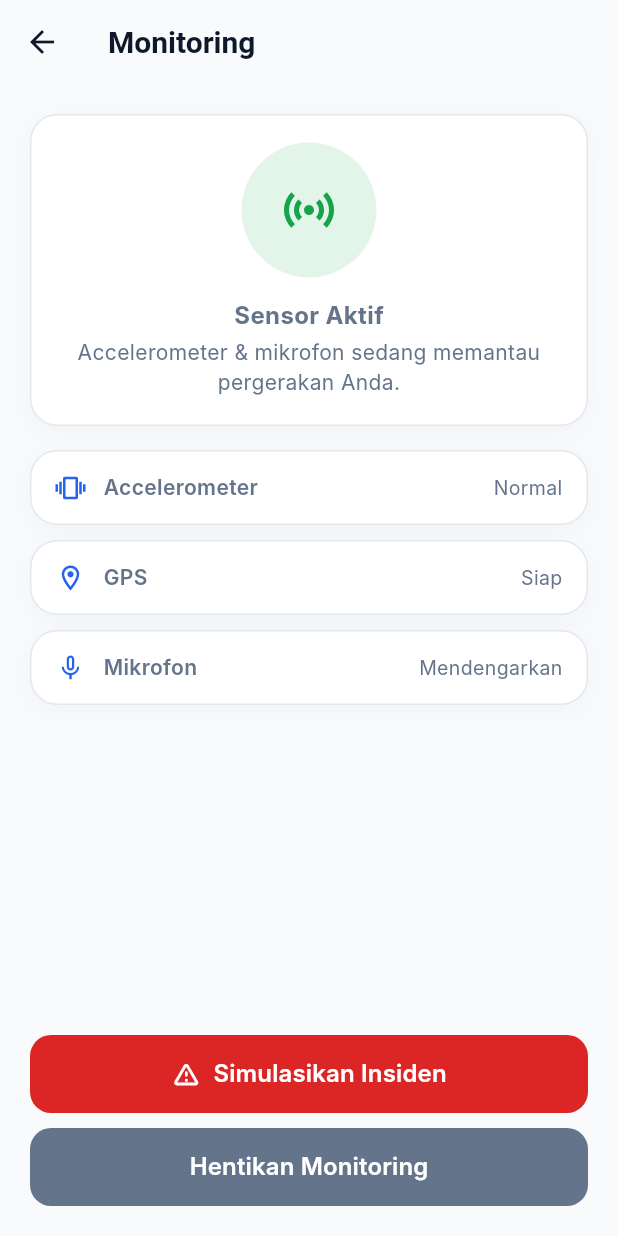
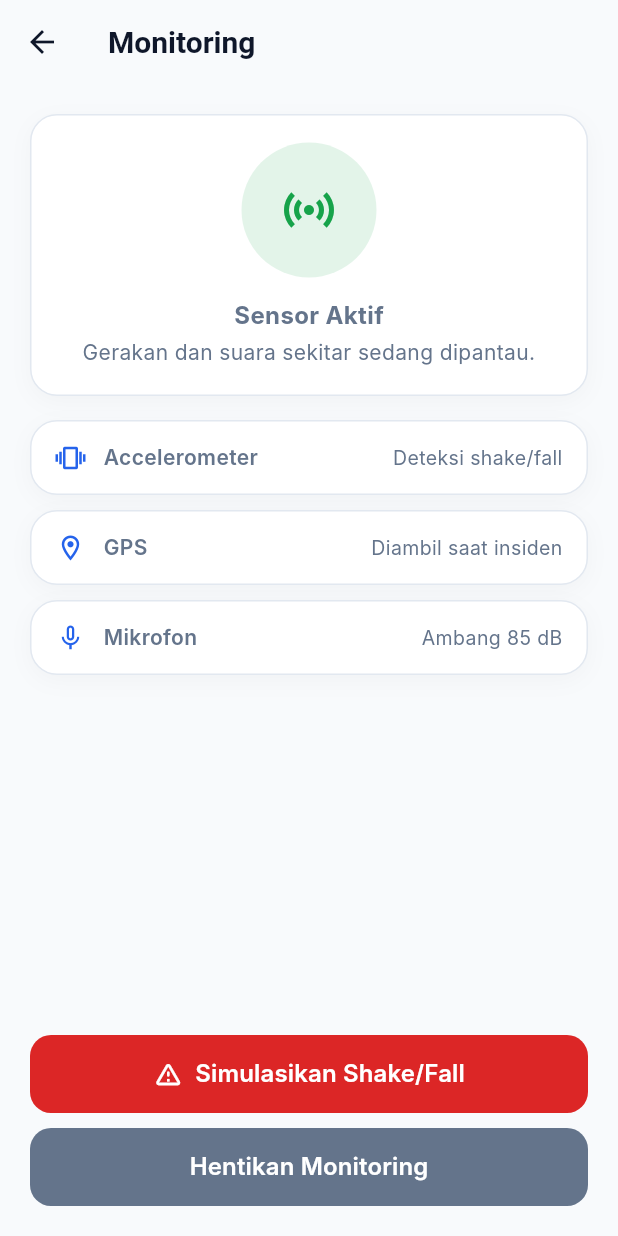
Before and after one commit to Jonatan345/Personal-Safety-SOS-Companion, a Flutter app: the screen it shows after launch, after a tap on "Mulai Monitoring", on a phone screen of 412 x 824 dp. Run offline on Flutter 3.47's test engine with Material 3 defaults, Android fonts, the phone set to English and light mode, and no system bars; our stand-ins replace flutter_local_notifications, flutter_riverpod, geolocator, hive, hive_flutter, permission_handler and 1 more; missing offline and left inert: noise_meter; accounts and stored records are empty; Roboto replaces fonts that are missing (Inter).

Commit message:
feat: complete P7 MVP safety monitoring flow

```diff
--- a/lib/main.dart
+++ b/lib/main.dart
@@ -3,7 +3,9 @@ import 'package:flutter_riverpod/flutter_riverpod.dart';
 import 'package:hive_flutter/hive_flutter.dart';
 
 import 'repositories/emergency_contact_repository.dart';
+import 'repositories/incident_repository.dart';
 import 'routes/app_routes.dart';
+import 'services/alert_service.dart';
 import 'theme/app_theme.dart';
 
 Future<void> main() async {
@@ -12,6 +14,8 @@ Future<void> main() async {
   await Hive.initFlutter();
 
   await Hive.openBox<String>(HiveEmergencyContactRepository.boxName);
+  await Hive.openBox<String>(IncidentRepository.boxName);
+  await AlertService.instance.initialise();
   runApp(const ProviderScope(child: SosCompanionApp()));
 }
 
--- a/lib/notifiers/incident_notifier.dart
+++ b/lib/notifiers/incident_notifier.dart
@@ -96,7 +96,7 @@ final incidentApiProvider = Provider<IncidentApi>((ref) {
 });
 
 final incidentRepositoryProvider = Provider<IncidentRepository>((ref) {
-  return IncidentRepository(ref.watch(incidentApiProvider));
+  return IncidentRepository();
 });
 
 final incidentNotifierProvider =
--- a/lib/screens/monitoring_screen.dart
+++ b/lib/screens/monitoring_screen.dart
@@ -1,122 +1,65 @@
 import 'package:flutter/material.dart';
+
+import '../services/monitoring_service.dart';
+import '../services/permission_service.dart';
 import '../theme/app_theme.dart';
+import '../widgets/app_card.dart';
 import '../widgets/primary_button.dart';
-import '../widgets/app_card.dart';
 
 class MonitoringScreen extends StatefulWidget {
   const MonitoringScreen({super.key});
-
   @override
   State<MonitoringScreen> createState() => _MonitoringScreenState();
 }
 
 class _MonitoringScreenState extends State<MonitoringScreen> {
-  bool isActive = true;
+  final _permissions = PermissionService();
+  MonitoringService? _monitoring;
+  bool _loading = true;
+  String? _error;
 
   @override
-  Widget build(BuildContext context) {
-    return Scaffold(
-      appBar: AppBar(title: const Text('Monitoring')),
-      body: SafeArea(
-        child: Padding(
-          padding: const EdgeInsets.all(20),
-          child: Column(
-            children: [
-              AppCard(
-                child: Column(
-                  children: [
-                    Container(
-                      width: 90,
-                      height: 90,
-                      decoration: BoxDecoration(
-                        color: isActive
-                            ? AppColors.success.withValues(alpha: 0.12)
-                            : AppColors.border,
-                        shape: BoxShape.circle,
-                      ),
-                      child: Icon(
-                        Icons.sensors,
-                        size: 40,
-                        color: isActive
-                            ? AppColors.success
-                            : AppColors.textSecondary,
-                      ),
-                    ),
-                    const SizedBox(height: 14),
-                    Text(
-                      isActive ? 'Sensor Aktif' : 'Sensor Nonaktif',
-                      style: const TextStyle(
-                          fontWeight: FontWeight.w700, fontSize: 16),
-                    ),
-                    const SizedBox(height: 4),
-                    const Text(
-                      'Accelerometer & mikrofon sedang memantau pergerakan Anda.',
-                      textAlign: TextAlign.center,
-                      style: TextStyle(color: AppColors.textSecondary),
-                    ),
-                  ],
-                ),
-              ),
-              const SizedBox(height: 16),
-              const _SensorRow(
-                  label: 'Accelerometer',
-                  value: 'Normal',
-                  icon: Icons.vibration),
-              const SizedBox(height: 10),
-              const _SensorRow(
-                  label: 'GPS',
-                  value: 'Siap',
-                  icon: Icons.location_on_outlined),
-              const SizedBox(height: 10),
-              const _SensorRow(
-                  label: 'Mikrofon',
-                  value: 'Mendengarkan',
-                  icon: Icons.mic_none),
-              const Spacer(),
-              PrimaryButton(
-                label: 'Simulasikan Insiden',
-                icon: Icons.warning_amber_rounded,
-                color: AppColors.danger,
-                onPressed: () => Navigator.pushNamed(context, '/incident'),
-              ),
-              const SizedBox(height: 10),
-              PrimaryButton(
-                label: 'Hentikan Monitoring',
-                color: AppColors.textSecondary,
-                onPressed: () => Navigator.pop(context),
-              ),
-            ],
-          ),
-        ),
-      ),
-    );
+  void initState() { super.initState(); _start(); }
+
+  Future<void> _start() async {
+    setState(() { _loading = true; _error = null; });
+    final result = await _permissions.requestMonitoringPermissions();
+    if (!result.canMonitor) {
+      if (mounted) setState(() { _loading = false; _error = result.message; });
+      return;
+    }
+    _monitoring = MonitoringService(onTrigger: _onTrigger);
+    try { await _monitoring!.start(); if (mounted) setState(() => _loading = false); }
+    catch (error) { if (mounted) setState(() { _loading = false; _error = 'Sensor tidak dapat dimulai: $error'; }); }
   }
+
+  void _onTrigger(TriggerSource source) { if (mounted) Navigator.pushNamed(context, '/incident', arguments: source.name); }
+  @override
+  void dispose() { _monitoring?.dispose(); super.dispose(); }
+
+  @override
+  Widget build(BuildContext context) => Scaffold(
+    appBar: AppBar(title: const Text('Monitoring')),
+    body: SafeArea(child: Padding(padding: const EdgeInsets.all(20), child: _loading
+      ? const Center(child: CircularProgressIndicator())
+      : _error != null ? Center(child: Column(mainAxisSize: MainAxisSize.min, children: [
+          const Icon(Icons.lock_outline, size: 48, color: AppColors.danger), const SizedBox(height: 12), Text(_error!, textAlign: TextAlign.center), const SizedBox(height: 16),
+          FilledButton.icon(onPressed: _start, icon: const Icon(Icons.refresh), label: const Text('Minta izin lagi')),
+        ]))
+      : Column(children: [
+          AppCard(child: Column(children: [
+            Container(width: 90, height: 90, decoration: BoxDecoration(color: AppColors.success.withValues(alpha: .12), shape: BoxShape.circle), child: const Icon(Icons.sensors, size: 40, color: AppColors.success)),
+            const SizedBox(height: 14), const Text('Sensor Aktif', style: TextStyle(fontWeight: FontWeight.w700, fontSize: 16)), const SizedBox(height: 4), const Text('Gerakan dan suara sekitar sedang dipantau.', textAlign: TextAlign.center, style: TextStyle(color: AppColors.textSecondary)),
+          ])),
+          const SizedBox(height: 16), const _SensorRow(label: 'Accelerometer', value: 'Deteksi shake/fall', icon: Icons.vibration), const SizedBox(height: 10), const _SensorRow(label: 'GPS', value: 'Diambil saat insiden', icon: Icons.location_on_outlined), const SizedBox(height: 10), const _SensorRow(label: 'Mikrofon', value: 'Ambang 85 dB', icon: Icons.mic_none),
+          const Spacer(), PrimaryButton(label: 'Simulasikan Shake/Fall', icon: Icons.warning_amber_rounded, color: AppColors.danger, onPressed: () => _monitoring?.simulateMotion()), const SizedBox(height: 10), PrimaryButton(label: 'Hentikan Monitoring', color: AppColors.textSecondary, onPressed: () => Navigator.pop(context)),
+        ]))),
+  );
 }
 
 class _SensorRow extends StatelessWidget {
-  final String label;
-  final String value;
-  final IconData icon;
-
-  const _SensorRow(
-      {required this.label, required this.value, required this.icon});
-
+  const _SensorRow({required this.label, required this.value, required this.icon});
+  final String label, value; final IconData icon;
   @override
-  Widget build(BuildContext context) {
-    return AppCard(
-      padding: const EdgeInsets.symmetric(horizontal: 16, vertical: 14),
-      child: Row(
-        children: [
-          Icon(icon, color: AppColors.primary, size: 20),
-          const SizedBox(width: 12),
-          Expanded(
-              child: Text(label,
-                  style: const TextStyle(fontWeight: FontWeight.w600))),
-          Text(value,
-              style: const TextStyle(
-                  color: AppColors.textSecondary, fontSize: 13)),
-        ],
-      ),
-    );
-  }
+  Widget build(BuildContext context) => AppCard(padding: const EdgeInsets.symmetric(horizontal: 16, vertical: 14), child: Row(children: [Icon(icon, color: AppColors.primary, size: 20), const SizedBox(width: 12), Expanded(child: Text(label, style: const TextStyle(fontWeight: FontWeight.w600))), Text(value, style: const TextStyle(color: AppColors.textSecondary, fontSize: 13))]));
 }
--- /dev/null
+++ b/lib/services/monitoring_service.dart
@@ -0,0 +1,41 @@
+import 'dart:async';
+import 'dart:math';
+
+import 'package:noise_meter/noise_meter.dart';
+import 'package:sensors_plus/sensors_plus.dart';
+
+enum TriggerSource { motion, sound }
+
+class MonitoringService {
+  MonitoringService({required this.onTrigger});
+  final void Function(TriggerSource source) onTrigger;
+  StreamSubscription<AccelerometerEvent>? _accelerometer;
+  StreamSubscription<NoiseReading>? _noise;
+  DateTime? _lastTrigger;
+  NoiseMeter? _noiseMeter;
+
+  Future<void> start() async {
+    _accelerometer = accelerometerEventStream().listen((event) {
+      final magnitude = sqrt(event.x * event.x + event.y * event.y + event.z * event.z);
+      if (magnitude >= 25) _trigger(TriggerSource.motion);
+    });
+    _noiseMeter = NoiseMeter();
+    _noise = _noiseMeter!.noise.listen((reading) {
+      if (reading.meanDecibel >= 85) _trigger(TriggerSource.sound);
+    });
+  }
+
+  void simulateMotion() => _trigger(TriggerSource.motion);
+
+  void _trigger(TriggerSource source) {
+    final now = DateTime.now();
+    if (_lastTrigger != null && now.difference(_lastTrigger!) < const Duration(seconds: 12)) return;
+    _lastTrigger = now;
+    onTrigger(source);
+  }
+
+  Future<void> dispose() async {
+    await _accelerometer?.cancel();
+    await _noise?.cancel();
+  }
+}
--- /dev/null
+++ b/lib/services/permission_service.dart
@@ -0,0 +1,23 @@
+import 'package:permission_handler/permission_handler.dart';
+
+class PermissionService {
+  Future<PermissionResult> requestMonitoringPermissions() async {
+    final location = await Permission.locationWhenInUse.request();
+    final microphone = await Permission.microphone.request();
+    final notification = await Permission.notification.request();
+    return PermissionResult(location: location, microphone: microphone, notification: notification);
+  }
+}
+
+class PermissionResult {
+  const PermissionResult({required this.location, required this.microphone, required this.notification});
+  final PermissionStatus location;
+  final PermissionStatus microphone;
+  final PermissionStatus notification;
+  bool get canMonitor => location.isGranted && microphone.isGranted;
+  String get message {
+    if (!location.isGranted) return 'Izin lokasi diperlukan agar alert memuat posisi Anda.';
+    if (!microphone.isGranted) return 'Izin mikrofon diperlukan untuk deteksi suara sekitar.';
+    return 'Izin diperlukan belum diberikan.';
+  }
+}
--- a/pubspec.yaml
+++ b/pubspec.yaml
@@ -14,6 +14,12 @@ dependencies:
   hive: ^2.2.3
   hive_flutter: ^1.1.0
   http: ^1.6.0
+  geolocator: ^13.0.2
+  permission_handler: ^11.3.1
+  sensors_plus: ^6.1.1
+  noise_meter: ^5.0.1
+  flutter_local_notifications: ^18.0.1
+  url_launcher: ^6.3.1
 
 dev_dependencies:
   flutter_test:
```
Also changed, not shown: lib/repositories/incident_repository.dart (+37 -8 lines), lib/screens/incident_screen.dart (+40 -120 lines), lib/services/alert_service.dart (added, +24 -0 lines), lib/services/location_service.dart (added, +19 -0 lines), pubspec.lock, 10 other files.
